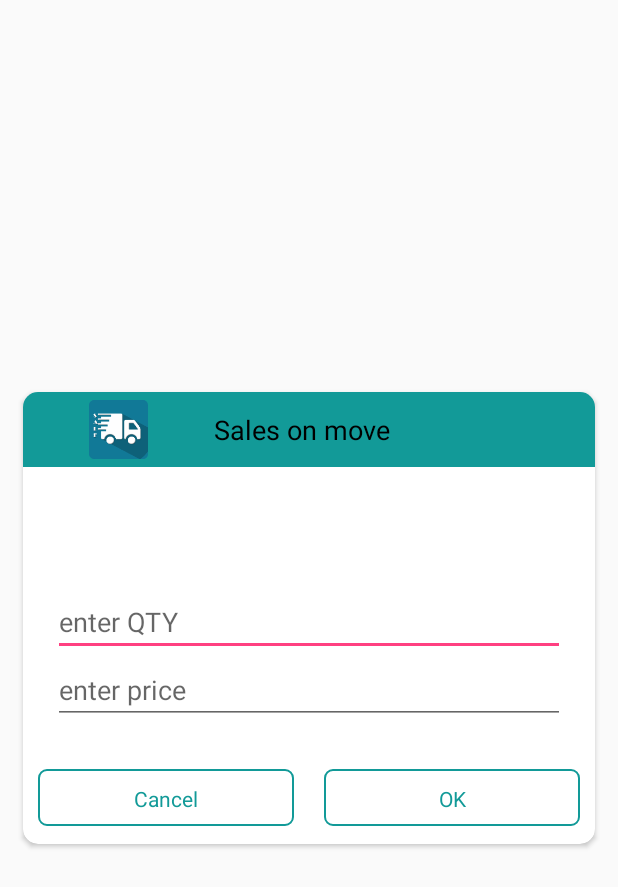
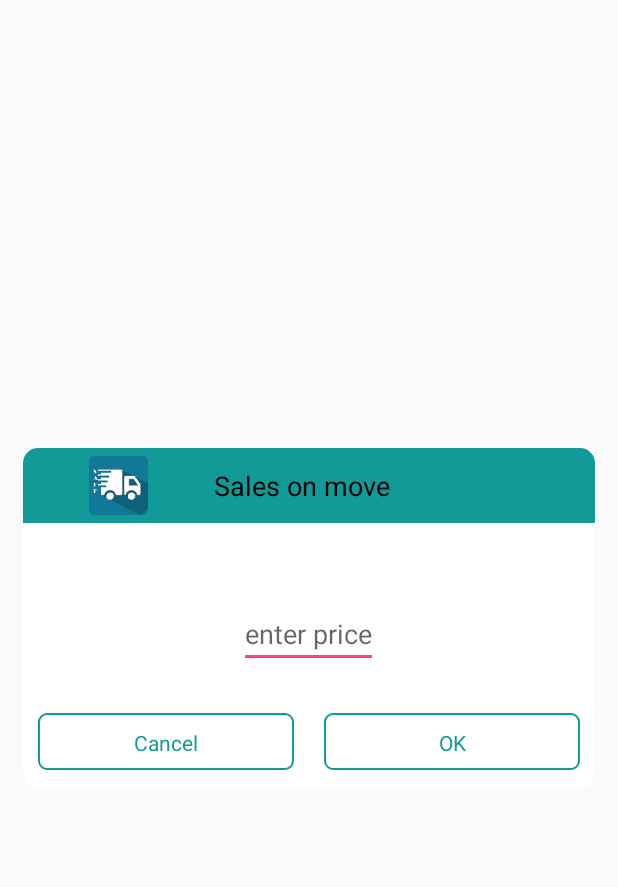
Before and after one commit to soorajaj/sales-onmove, an Android app: the layout dialog_saveinvoice.xml on its own in the app's theme, with its tools: preview values and no code run, on a phone screen of 412 x 824 dp. Shown: the top 887 px of the screen. Run offline under Robolectric (Android 15) with nearby library versions, the light colour scheme and no system bars.

Commit message:
new update

```diff
--- a/app/src/main/AndroidManifest.xml
+++ b/app/src/main/AndroidManifest.xml
@@ -17,10 +17,10 @@
         tools:replace="android:icon">
         <meta-data
             android:name="DATABASE"
-            android:value="stock_db" />
+            android:value="newstock_db" />
         <meta-data
             android:name="VERSION"
-            android:value="1.4" />
+            android:value="1.1" />
         <meta-data
             android:name="QUERY_LOG"
             android:value="true" />
--- a/app/src/main/java/com/salestype/model/StockDetail.java
+++ b/app/src/main/java/com/salestype/model/StockDetail.java
@@ -27,13 +27,15 @@ public class StockDetail extends SugarRecord {
         this.mRP = mRP;
     }
 
-    public StockDetail(Integer productID, String pNAME, String batchCode, Double balances, Double sRate,Double orgbalance) {
+    public StockDetail(Integer productID, String pNAME, String batchCode, Double balances, Double sRate,Double orgbalance,Integer unitId,String batchId) {
         this.productID = productID;
         this.pNAME = pNAME;
         this.batchCode = batchCode;
         this.balances = balances;
         this.sRate = sRate;
         this.orgbalance=orgbalance;
+        this.unitId=unitId;
+        this.batchId=batchId;
     }
 
     @SerializedName("branchid")
--- a/app/src/main/java/com/salestype/view/LoginView.java
+++ b/app/src/main/java/com/salestype/view/LoginView.java
@@ -109,6 +109,7 @@ public class LoginView extends AppCompatActivity {
                     public void onSuccess(Stock stock) {
                         try {
                             StockDetail.deleteAll(StockDetail.class);
+                            CustomerDetails.deleteAll(CustomerDetails.class);
                         } catch (Exception e) {
                             e.printStackTrace();
                             pd.dismiss();
--- a/app/src/main/res/layout/dialog_collectdata.xml
+++ b/app/src/main/res/layout/dialog_saveinvoice.xml
@@ -62,40 +62,8 @@
                         android:layout_marginBottom="10dp"
                         android:id="@+id/text_dilog_message"
                         android:layout_height="match_parent" />
-                    <LinearLayout
-                        android:layout_width="match_parent"
-                        android:layout_weight="1"
-                        android:layout_marginBottom="10dp"
-                        android:orientation="horizontal"
-                        android:layout_height="match_parent">
-                        <TextView
-                            android:layout_width="match_parent"
-                            android:layout_height="match_parent"
-                            android:text=""
-                            android:id="@+id/textview_qty"
-                            android:gravity="center"
-                            android:layout_weight="1"
-                            />
-                        <TextView
-                            android:layout_width="match_parent"
-                            android:layout_height="match_parent"
-                            android:layout_weight="1"
-                            android:id="@+id/text_mrp"
-                            android:gravity="center"
-                            android:text=""
-                            />
-                    </LinearLayout>
                     <EditText
-                        android:layout_width="match_parent"
-                        android:layout_weight="1"
-                        android:hint="enter QTY"
-                        android:inputType="number"
-                        android:singleLine="true"
-                        android:imeOptions="actionDone"
-                        android:id="@+id/edittextitem_quandity"
-                        android:layout_height="match_parent" />
-                    <EditText
-                        android:layout_width="match_parent"
+                        android:layout_width="wrap_content"
                         android:layout_weight="1"
                         android:hint="enter price"
                         android:inputType="numberDecimal"
```
Also changed, not shown: app/src/main/java/com/salestype/model/Invoice.java (+22 -1 lines), app/src/main/java/com/salestype/model/InvoiceItem.java (+24 -1 lines), app/src/main/java/com/salestype/view/fragments/CreateSales.java (+59 -43 lines), app/src/main/java/com/salestype/view/fragments/Mysales.java (+3 -5 lines), app/src/main/java/com/salestype/view/fragments/StockList.java (+5 -7 lines), app/src/main/res/layout/fragment_mysales.xml (+20 -2 lines), app/src/main/res/values-v21/strings.xml (added, +12 -0 lines), app/src/main/res/values/strings.xml (+9 -0 lines).
